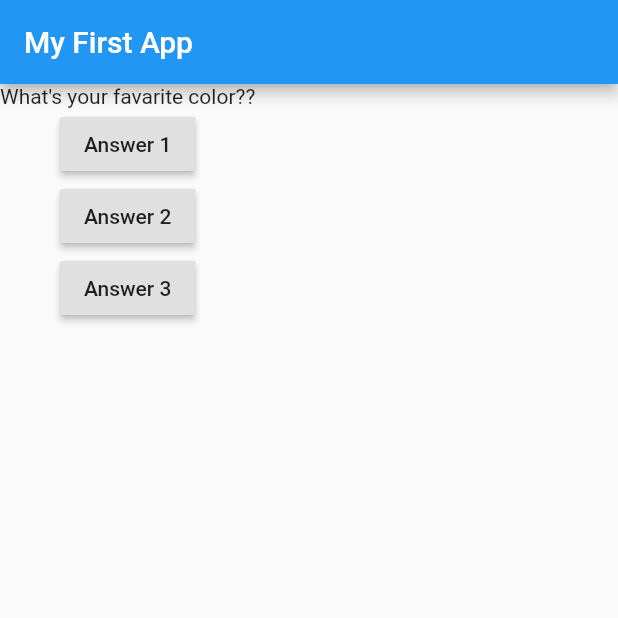
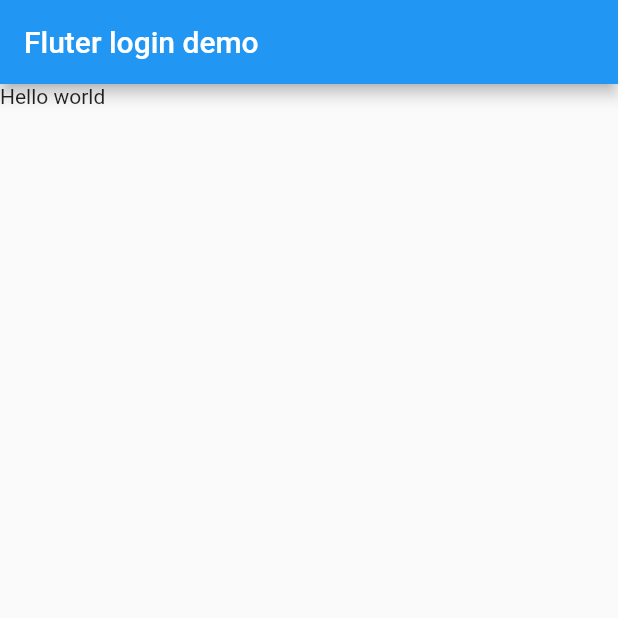
Before and after one commit to thilina931/first_step, a Flutter app: the screen it shows after launch, on a phone screen of 412 x 824 dp, the top half of it. Run offline on Flutter 3.47's test engine with Material 2 defaults, Android fonts, the phone set to English and light mode, and no system bars.

Commit message:
make_Statelesswidget_main_file_and_loginPage

```diff
--- /dev/null
+++ b/lib/login_page.dart
@@ -0,0 +1,18 @@
+import 'package:flutter/material.dart';
+
+class LoginPage extends StatelessWidget{
+
+  @override
+  Widget build(BuildContext context) {
+
+    return new Scaffold(
+      appBar: new AppBar(
+        title: new Text('Fluter login demo'),
+      ),
+      body: new Container(
+        child: new Text('Hello world'),
+      ),
+    );
+  }
+
+}
--- a/lib/main.dart
+++ b/lib/main.dart
@@ -1,60 +1,21 @@
 import 'package:flutter/material.dart';
+import './login_page.dart';
 
-//void main(){
-// runApp(MyApp());
-//}
-void main() => runApp(MyApp());
+void main(){
+  runApp(new MyApp());
+}
+class MyApp extends StatelessWidget{
 
-class MyApp extends StatefulWidget {
+  @override
+  Widget build(BuildContext context) {
 
- @override
-  State<StatefulWidget> createState() {
-    // TODO: implement createState
-    return MyAppState();
+    return new MaterialApp(
+      title: 'flutter login demo',
+      theme: new ThemeData(
+        primarySwatch: Colors.blue,
+      ),
+      home: new LoginPage(),
+    );
   }
 
 }
-class MyAppState extends State<MyApp>{
-  var questionIndex = 0;
-
-  void answerQuestion() {
-    setState(() {
-      questionIndex = questionIndex + 1;
-    });
-    print(questionIndex);
-  }
-
-  @override
-  Widget build(BuildContext context) {
-    var questions = [
-      'What\'s your favarite color??',
-      'what\'s your favarite animal??',
-    ];
-    // TODO: implement build
-    return MaterialApp(
-      home: Scaffold(
-          appBar: AppBar(
-            title: Text('My First App'),
-          ),
-          body: Column(
-            children: [
-              Text(questions.elementAt(questionIndex),),
-              RaisedButton(
-                child: Text('Answer 1'),
-                onPressed: answerQuestion,
-              ),
-              RaisedButton(
-                child: Text('Answer 2'),
-                onPressed: () => print('Answer 2 chosen'),
-              ),
-              RaisedButton(
-                child: Text('Answer 3'),
-                onPressed: () {
-                  print('Answer 3 chosen');
-                },
-              ),
-            ],
-          )),
-    );
-  }
-}
```
